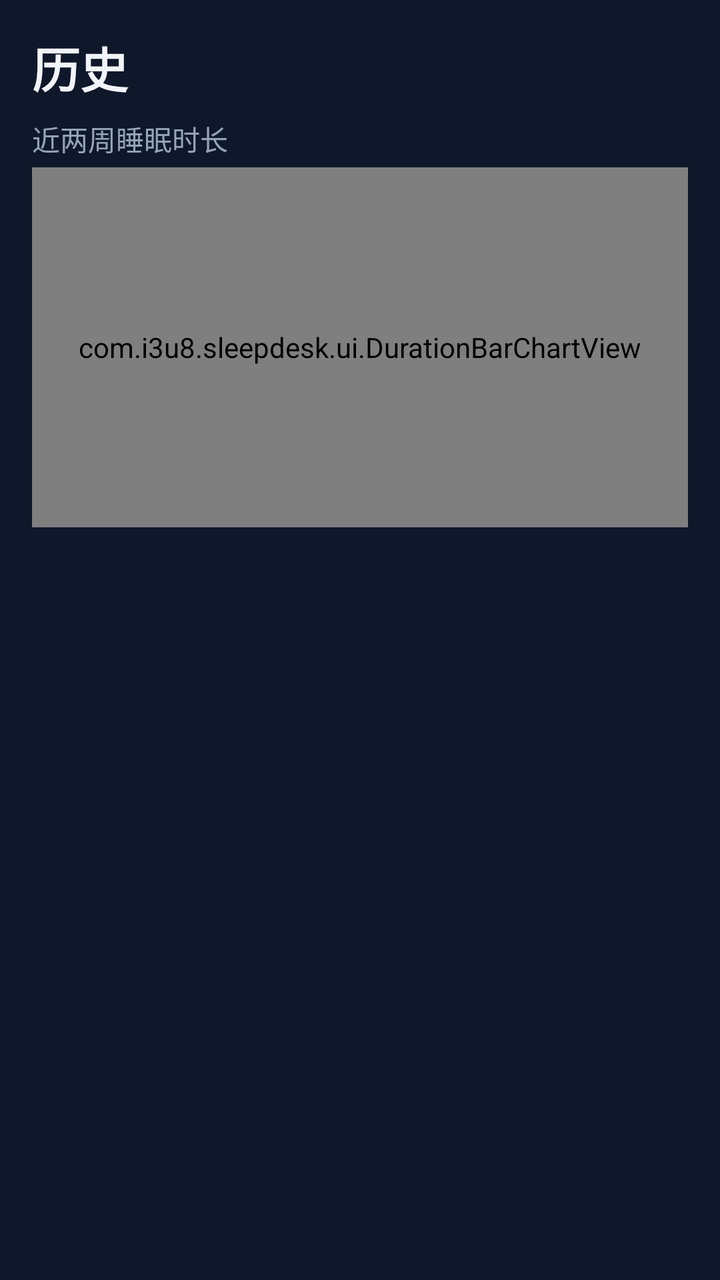
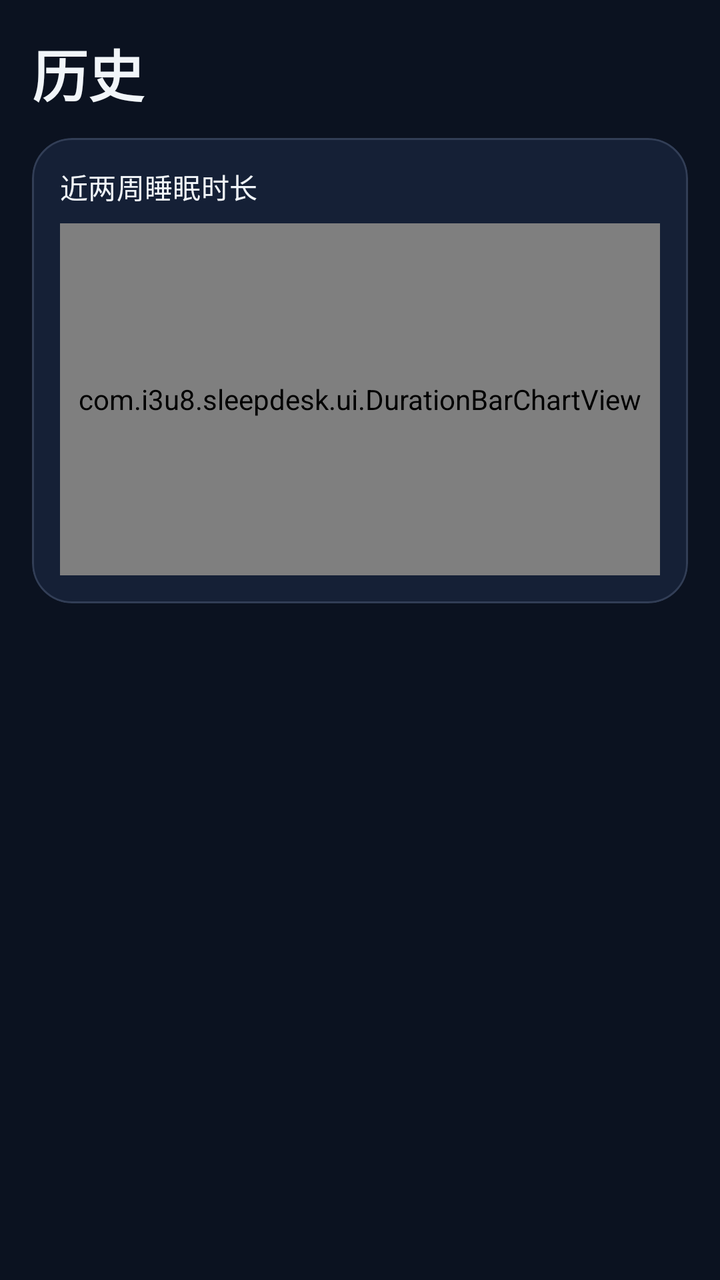

Compare the two renders of this Android layout. The source of the first and the diff that turns it into the second are given below.
<!-- AndroidManifest.xml: application theme Theme.SleepDesk -->
<!-- res/layout/fragment_history.xml -->
<?xml version="1.0" encoding="utf-8"?>
<LinearLayout xmlns:android="http://schemas.android.com/apk/res/android"
    android:layout_width="match_parent"
    android:layout_height="match_parent"
    android:orientation="vertical"
    android:padding="16dp"
    android:background="@color/bg">

    <TextView
        android:layout_width="match_parent"
        android:layout_height="wrap_content"
        android:text="@string/tab_history"
        android:textSize="24sp"
        android:textStyle="bold"
        android:textColor="@color/on_bg"
        android:paddingBottom="8dp" />

    <TextView
        android:layout_width="match_parent"
        android:layout_height="wrap_content"
        android:text="@string/history_chart_title"
        android:textSize="14sp"
        android:textColor="@color/muted"
        android:paddingBottom="4dp" />

    <com.i3u8.sleepdesk.ui.DurationBarChartView
        android:id="@+id/chartDuration"
        android:layout_width="match_parent"
        android:layout_height="180dp"
        android:layout_marginBottom="12dp" />

    <TextView
        android:id="@+id/tvEmpty"
        android:layout_width="match_parent"
        android:layout_height="wrap_content"
        android:text="@string/history_empty"
        android:textColor="@color/muted"
        android:gravity="center"
        android:padding="24dp"
        android:visibility="gone" />

    <androidx.recyclerview.widget.RecyclerView
        android:id="@+id/rvHistory"
        android:layout_width="match_parent"
        android:layout_height="0dp"
        android:layout_weight="1" />
</LinearLayout>
<!-- resources referenced by this layout -->
<resources>
  <color name="bg">#FF0F172A</color>
  <color name="muted">#FF94A3B8</color>
  <color name="on_bg">#FFF1F5F9</color>
  <string name="history_chart_title">近两周睡眠时长</string>
  <string name="history_empty">还没有历史记录。今晚点「开始睡」吧。</string>
  <string name="tab_history">历史</string>
  <style name="Theme.SleepDesk" parent="Theme.MaterialComponents.DayNight.NoActionBar">
          <item name="colorPrimary">@color/start_green</item>
          <item name="colorPrimaryVariant">@color/bg</item>
          <item name="colorOnPrimary">@android:color/white</item>
          <item name="android:statusBarColor">@color/bg</item>
          <item name="android:navigationBarColor">@color/bg</item>
          <item name="android:windowBackground">@color/bg</item>
      </style>
  <color name="start_green">#FF16A34A</color>
</resources>

<!-- the commit's change to res/layout/fragment_history.xml (unified diff, before → after) -->
@@ -1,33 +1,54 @@
 <?xml version="1.0" encoding="utf-8"?>
 <LinearLayout xmlns:android="http://schemas.android.com/apk/res/android"
+    xmlns:app="http://schemas.android.com/apk/res-auto"
     android:layout_width="match_parent"
     android:layout_height="match_parent"
     android:orientation="vertical"
-    android:padding="16dp"
+    android:paddingStart="16dp"
+    android:paddingEnd="16dp"
+    android:paddingTop="16dp"
+    android:paddingBottom="8dp"
     android:background="@color/bg">
 
     <TextView
         android:layout_width="match_parent"
         android:layout_height="wrap_content"
         android:text="@string/tab_history"
-        android:textSize="24sp"
+        android:textAppearance="?attr/textAppearanceHeadlineMedium"
+        android:textColor="@color/on_bg"
         android:textStyle="bold"
-        android:textColor="@color/on_bg"
-        android:paddingBottom="8dp" />
+        android:paddingBottom="12dp" />
 
-    <TextView
+    <com.google.android.material.card.MaterialCardView
         android:layout_width="match_parent"
         android:layout_height="wrap_content"
-        android:text="@string/history_chart_title"
-        android:textSize="14sp"
-        android:textColor="@color/muted"
-        android:paddingBottom="4dp" />
+        android:layout_marginBottom="12dp"
+        app:cardBackgroundColor="@color/card_bg"
+        app:cardCornerRadius="20dp"
+        app:cardElevation="0dp"
+        app:strokeWidth="1dp"
+        app:strokeColor="@color/card_stroke">
 
-    <com.i3u8.sleepdesk.ui.DurationBarChartView
-        android:id="@+id/chartDuration"
-        android:layout_width="match_parent"
-        android:layout_height="180dp"
-        android:layout_marginBottom="12dp" />
+        <LinearLayout
+            android:layout_width="match_parent"
+            android:layout_height="wrap_content"
+            android:orientation="vertical"
+            android:padding="14dp">
+
+            <TextView
+                android:layout_width="match_parent"
+                android:layout_height="wrap_content"
+                android:text="@string/history_chart_title"
+                android:textAppearance="?attr/textAppearanceTitleSmall"
+                android:textColor="@color/on_bg"
+                android:paddingBottom="8dp" />
+
+            <com.i3u8.sleepdesk.ui.DurationBarChartView
+                android:id="@+id/chartDuration"
+                android:layout_width="match_parent"
+                android:layout_height="176dp" />
+        </LinearLayout>
+    </com.google.android.material.card.MaterialCardView>
 
     <TextView
         android:id="@+id/tvEmpty"
@@ -35,13 +56,16 @@
         android:layout_height="wrap_content"
         android:text="@string/history_empty"
         android:textColor="@color/muted"
+        android:textAppearance="?attr/textAppearanceBodyMedium"
         android:gravity="center"
-        android:padding="24dp"
+        android:padding="32dp"
         android:visibility="gone" />
 
     <androidx.recyclerview.widget.RecyclerView
         android:id="@+id/rvHistory"
         android:layout_width="match_parent"
         android:layout_height="0dp"
-        android:layout_weight="1" />
+        android:layout_weight="1"
+        android:clipToPadding="false"
+        android:paddingBottom="8dp" />
 </LinearLayout>
<!-- resource entries referenced after the edit -->
@@ -1,19 +1,44 @@
 <!-- resources referenced by this layout -->
 <resources>
-  <color name="bg">#FF0F172A</color>
+  <color name="bg">#FF0B1220</color>
+  <color name="card_bg">#FF152036</color>
+  <color name="card_stroke">#33A5B4D4</color>
   <color name="muted">#FF94A3B8</color>
   <color name="on_bg">#FFF1F5F9</color>
   <string name="history_chart_title">近两周睡眠时长</string>
   <string name="history_empty">还没有历史记录。今晚点「开始睡」吧。</string>
   <string name="tab_history">历史</string>
-  <style name="Theme.SleepDesk" parent="Theme.MaterialComponents.DayNight.NoActionBar">
-          <item name="colorPrimary">@color/start_green</item>
-          <item name="colorPrimaryVariant">@color/bg</item>
+  <style name="Theme.SleepDesk" parent="Theme.Material3.Dark.NoActionBar">
+          <item name="colorPrimary">@color/accent</item>
           <item name="colorOnPrimary">@android:color/white</item>
+          <item name="colorPrimaryContainer">@color/accent_dim</item>
+          <item name="colorOnPrimaryContainer">@color/on_bg</item>
+          <item name="colorSecondary">@color/start_green</item>
+          <item name="colorOnSecondary">@android:color/white</item>
+          <item name="colorSurface">@color/card_bg</item>
+          <item name="colorOnSurface">@color/on_bg</item>
+          <item name="colorOnSurfaceVariant">@color/muted</item>
+          <item name="android:colorBackground">@color/bg</item>
+          <item name="colorOutline">@color/card_stroke</item>
           <item name="android:statusBarColor">@color/bg</item>
-          <item name="android:navigationBarColor">@color/bg</item>
+          <item name="android:navigationBarColor">@color/nav_bg</item>
           <item name="android:windowBackground">@color/bg</item>
+          <item name="bottomSheetDialogTheme">@style/ThemeOverlay.SleepDesk.BottomSheet</item>
       </style>
-  <color name="start_green">#FF16A34A</color>
+  <color name="accent">#FF7C9CFF</color>
+  <color name="accent_dim">#FF3D4F8C</color>
+  <color name="start_green">#FF22C55E</color>
+  <color name="nav_bg">#FF121A2B</color>
+  <style name="ThemeOverlay.SleepDesk.BottomSheet" parent="ThemeOverlay.Material3.BottomSheetDialog">
+          <item name="bottomSheetStyle">@style/Widget.SleepDesk.BottomSheet</item>
+      </style>
+  <style name="Widget.SleepDesk.BottomSheet" parent="Widget.Material3.BottomSheet.Modal">
+          <item name="backgroundTint">@color/card_bg</item>
+          <item name="shapeAppearance">@style/ShapeAppearance.SleepDesk.Large</item>
+      </style>
+  <style name="ShapeAppearance.SleepDesk.Large" parent="ShapeAppearance.Material3.LargeComponent">
+          <item name="cornerFamily">rounded</item>
+          <item name="cornerSize">24dp</item>
+      </style>
 </resources>
 
